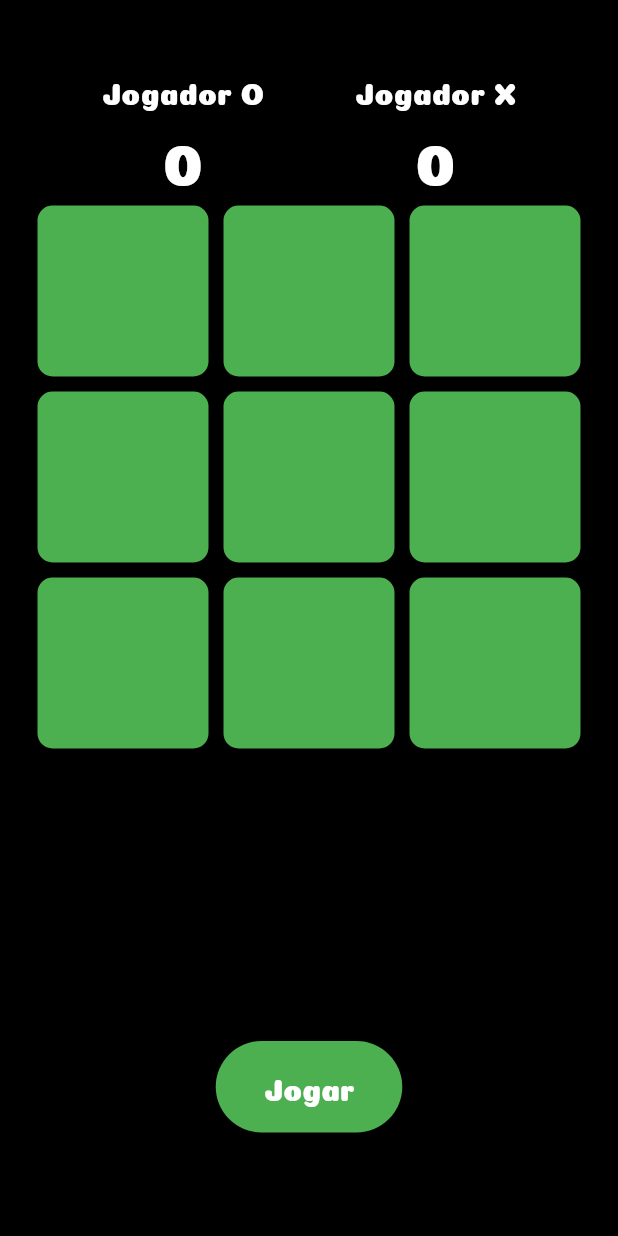
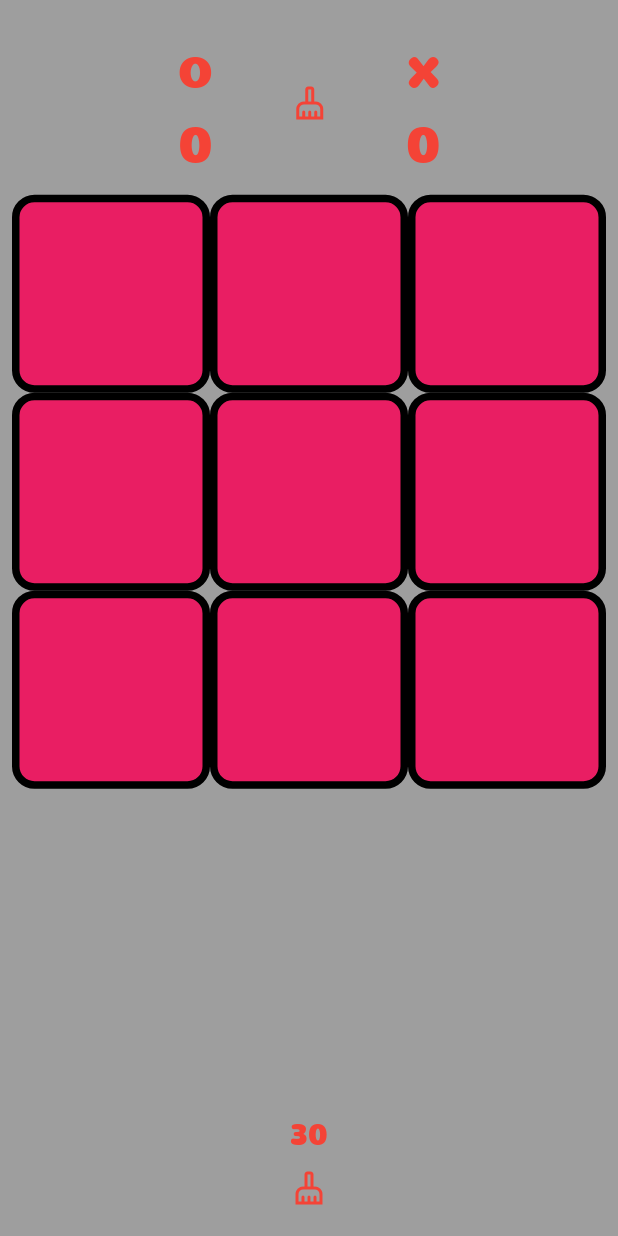
Before and after one commit to gabrielcoelhosev/Jogo-da-Velha, a Flutter app: the screen it shows after launch, on a phone screen of 412 x 824 dp. Run offline on Flutter 3.47's test engine with Material 3 defaults, Android fonts, the phone set to English and light mode, and no system bars.

Commit message:
final v3

```diff
--- a/lib/main.dart
+++ b/lib/main.dart
@@ -12,7 +12,7 @@ class MyApp extends StatelessWidget {
   Widget build(BuildContext context) {
     return const MaterialApp(
       debugShowCheckedModeBanner: false,
-      home: GameScreen(),
+      home: HomeWidget(),
     );
   }
 }
--- a/lib/screens/game.dart
+++ b/lib/screens/game.dart
@@ -1,15 +1,14 @@
 import 'dart:async';
-
 import 'package:flutter/material.dart';
 
-class GameScreen extends StatefulWidget {
-  const GameScreen({super.key});
+class HomeWidget extends StatefulWidget {
+  const HomeWidget({super.key});
 
   @override
-  State<GameScreen> createState() => _GameScreenState();
+  State<HomeWidget> createState() => _HomeWidgetState();
 }
 
-class _GameScreenState extends State<GameScreen> {
+class _HomeWidgetState extends State<HomeWidget> {
   bool oTurn = true;
   List<String> displayXO = [
     '',
@@ -22,94 +21,79 @@ class _GameScreenState extends State<GameScreen> {
     '',
     '',
   ];
-  int attemps = 0;
 
-  int oScore = 0;
-  int xScore = 0;
-  int filledBoxes = 0;
-  String resultDeclaration = '';
-  bool winerFound = false;
+  Timer? _timer;
+  int seconds = 30;
 
-  static const maxSeconds = 30;
-  int seconds = maxSeconds;
-  Timer? timer;
+  int caixasPreenchidas = 0;
+  int placarO = 0;
+  int placarX = 0;
 
-  void startTimer() {
-    timer = Timer.periodic(const Duration(seconds: 1), (_) {
-      setState(() {
-        if (seconds > 0) {
-          seconds--;
-        } else {
-          stopTimer();
-        }
-      });
-    });
-  }
+  bool ganharam = false;
 
-  void stopTimer() {
-    resetTimer();
-    timer?.cancel();
-  }
-
-  void resetTimer() => seconds = maxSeconds;
+  String ganhador = '';
 
   @override
   Widget build(BuildContext context) {
     return Scaffold(
-      backgroundColor: Colors.black,
+      backgroundColor: Colors.black38,
       body: Padding(
-        padding: const EdgeInsets.all(20),
+        padding: const EdgeInsets.all(8.0),
         child: Column(
           children: [
             Expanded(
-              flex: 1,
                 child: Row(
+              crossAxisAlignment: CrossAxisAlignment.center,
               mainAxisAlignment: MainAxisAlignment.center,
               children: [
                 Column(
-                    mainAxisAlignment: MainAxisAlignment.end,
+                  crossAxisAlignment: CrossAxisAlignment.center,
+                  mainAxisAlignment: MainAxisAlignment.center,
                   children: [
                     const Text(
-                        'Jogador O',
+                      'O',
                       style: TextStyle(
-                            fontFamily: 'Coiny',
-                            color: Colors.white,
-                            fontSize: 20),
+                          fontSize: 30, color: Colors.red, fontFamily: 'Coiny'),
                     ),
                     Text(
-                        oScore.toString(),
+                      placarO.toString(),
                       style: const TextStyle(
-                            fontFamily: 'Coiny',
-                            color: Colors.white,
-                            fontSize: 40),
+                          fontSize: 35, color: Colors.red, fontFamily: 'Coiny'),
                     )
                   ],
                 ),
                 const SizedBox(
-                    width: 60,
+                  width: 40,
+                ),
+                IconButton(
+                    onPressed: () {
+                      _limparPlacar();
+                    },
+                    icon: const Icon(
+                      Icons.cleaning_services_outlined,
+                      color: Colors.red,
+                    )),
+                const SizedBox(
+                  width: 40,
                 ),
                 Column(
-                    mainAxisAlignment: MainAxisAlignment.end,
+                  crossAxisAlignment: CrossAxisAlignment.center,
+                  mainAxisAlignment: MainAxisAlignment.center,
                   children: [
                     const Text(
-                        'Jogador X',
+                      'X',
                       style: TextStyle(
-                            fontFamily: 'Coiny',
-                            color: Colors.white,
-                            fontSize: 20),
+                          fontSize: 30, color: Colors.red, fontFamily: 'Coiny'),
                     ),
                     Text(
-                        xScore.toString(),
+                      placarX.toString(),
                       style: const TextStyle(
-                            fontFamily: 'Coiny',
-                            color: Colors.white,
-                            fontSize: 40),
-                      )
-                    ],
+                          fontSize: 35, color: Colors.red, fontFamily: 'Coiny'),
                     )
                   ],
                 ),
-            ),
+              ],
+            )),
             Expanded(
               flex: 4,
               child: GridView.builder(
@@ -125,14 +109,14 @@ class _GameScreenState extends State<GameScreen> {
                         decoration: BoxDecoration(
                             borderRadius: BorderRadius.circular(15),
                             border: Border.all(width: 5, color: Colors.black),
-                            color: Colors.green),
+                            color: Colors.pink),
                         child: Center(
                           child: Text(
                             displayXO[index],
                             style: const TextStyle(
-                                color: Colors.white,
-                                fontFamily: 'Coiny',
-                                fontSize: 64),
+                                color: Colors.black,
+                                fontSize: 40,
+                                fontFamily: 'Coiny'),
                           ),
                         ),
                       ),
@@ -140,26 +124,25 @@ class _GameScreenState extends State<GameScreen> {
                   }),
             ),
             Expanded(
-              flex: 2,
-              child: Center(
-                child: Column(
-                  mainAxisAlignment: MainAxisAlignment.center,
-                  children: [
-                    Text(
-                      resultDeclaration,
+              child: Text(
+                ganhador,
                 style: const TextStyle(
-                          fontFamily: 'Coiny',
-                          color: Colors.white,
-                          fontSize: 25),
-                    ),
-                    const SizedBox(
-                      height: 30,
-                    ),
-                    _buildTimer()
-                  ],
+                    color: Colors.red, fontSize: 27, fontFamily: 'Coiny'),
               ),
             ),
+            Text(
+              seconds.toString(),
+              style: const TextStyle(
+                  fontFamily: 'Coiny', color: Colors.red, fontSize: 20),
             ),
+            IconButton(
+                onPressed: () {
+                  _limparTela();
+                },
+                icon: const Icon(
+                  Icons.cleaning_services_outlined,
+                  color: Colors.red,
+                ))
           ],
         ),
       ),
@@ -167,127 +150,110 @@ class _GameScreenState extends State<GameScreen> {
   }
 
   void _tapped(int index) {
-    final isRunning = timer == null ? false : timer!.isActive;
+    setState(() {
+      if (displayXO[index] == '') {
+        if (oTurn) {
+          displayXO[index] = 'O';
+        } else {
+          displayXO[index] = 'X';
+        }
+        caixasPreenchidas++;
+        oTurn = !oTurn;
 
-    if (isRunning) {
-      setState(() {
-        if (oTurn && displayXO[index] == '') {
-          displayXO[index] = 'O';
-          filledBoxes++;
-        } else if (!oTurn && displayXO[index] == '') {
-          displayXO[index] = 'X';
-          filledBoxes++;
+        if (caixasPreenchidas == 1) {
+          _startTimer(); // Inicia o timer na primeira jogada
         }
 
-        oTurn = !oTurn;
         _checkWinner();
+      }
     });
-    }
   }
 
   void _checkWinner() {
-    //Primeira Linha
+    // Checa todas as combinações de vitória possíveis
     if (displayXO[0] == displayXO[1] &&
         displayXO[0] == displayXO[2] &&
         displayXO[0] != '') {
       setState(() {
-        resultDeclaration = 'O jogador ${displayXO[0]} Ganhou!';
-        stopTimer();
-        _updateScore(displayXO[0]);
+        ganhador = 'O ganhador foi o ${displayXO[0]}';
+        _placar(displayXO[0]);
+        ganharam = true;
+        _resetTimer();
       });
     }
-
-    //Segunda Linha
     if (displayXO[3] == displayXO[4] &&
         displayXO[3] == displayXO[5] &&
         displayXO[3] != '') {
       setState(() {
-        resultDeclaration = 'O jogador ${displayXO[3]} Ganhou!';
-        stopTimer();
-        _updateScore(displayXO[3]);
+        ganhador = 'O ganhador foi o ${displayXO[3]}';
+        _placar(displayXO[3]);
+        ganharam = true;
+        _resetTimer();
       });
     }
-
-    //Terceira Linha
     if (displayXO[6] == displayXO[7] &&
         displayXO[6] == displayXO[8] &&
         displayXO[6] != '') {
       setState(() {
-        resultDeclaration = 'O jogador ${displayXO[6]} Ganhou!';
-        stopTimer();
-        _updateScore(displayXO[6]);
+        ganhador = 'O ganhador foi o ${displayXO[6]}';
+        _placar(displayXO[6]);
+        ganharam = true;
+        _resetTimer();
       });
     }
-
-    //Primeira Coluna
     if (displayXO[0] == displayXO[3] &&
         displayXO[0] == displayXO[6] &&
         displayXO[0] != '') {
       setState(() {
-        resultDeclaration = 'O jogador ${displayXO[0]} Ganhou!';
-        stopTimer();
-        _updateScore(displayXO[0]);
+        ganhador = 'O ganhador foi o ${displayXO[0]}';
+        _placar(displayXO[0]);
+        ganharam = true;
+        _resetTimer();
       });
     }
-
-    //Segunda Coluna
     if (displayXO[1] == displayXO[4] &&
         displayXO[1] == displayXO[7] &&
         displayXO[1] != '') {
       setState(() {
-        resultDeclaration = 'O jogador ${displayXO[1]} Ganhou!';
-        stopTimer();
-        _updateScore(displayXO[1]);
+        ganhador = 'O ganhador foi o ${displayXO[1]}';
+        _placar(displayXO[1]);
+        ganharam = true;
+        _resetTimer();
       });
     }
-
-    //Terceira Coluna
     if (displayXO[2] == displayXO[5] &&
         displayXO[2] == displayXO[8] &&
         displayXO[2] != '') {
       setState(() {
-        resultDeclaration = 'O jogador ${displayXO[2]} Ganhou!';
-        stopTimer();
-        _updateScore(displayXO[2]);
+        ganhador = 'O ganhador foi o ${displayXO[2]}';
+        _placar(displayXO[2]);
+        ganharam = true;
+        _resetTimer();
       });
     }
-
-    //Primeira Diagonal
     if (displayXO[0] == displayXO[4] &&
         displayXO[0] == displayXO[8] &&
         displayXO[0] != '') {
       setState(() {
-        resultDeclaration = 'O jogador ${displayXO[0]} Ganhou!';
-        stopTimer();
-        _updateScore(displayXO[0]);
+        ganhador = 'O ganhador foi o ${displayXO[0]}';
+        _placar(displayXO[0]);
+        ganharam = true;
+        _resetTimer();
       });
     }
-
-    //Segunda Diagonal
-    if (displayXO[6] == displayXO[4] &&
-        displayXO[6] == displayXO[2] &&
-        displayXO[6] != '') {
+    if (displayXO[2] == displayXO[4] &&
+        displayXO[2] == displayXO[6] &&
+        displayXO[2] != '') {
       setState(() {
-        resultDeclaration = 'O jogador ${displayXO[6]} Ganhou!';
-        stopTimer();
-        _updateScore(displayXO[6]);
+        ganhador = 'O ganhador foi o ${displayXO[2]}';
+        _placar(displayXO[2]);
+        ganharam = true;
+        _resetTimer();
       });
+    } else if (caixasPreenchidas == 9 && ganharam == false) {
+      ganhador = 'Deu velha!';
+      _resetTimer();
     }
-    if (filledBoxes == 9) {
-      setState(() {
-        resultDeclaration = 'Ninguém ganhou!';
-        stopTimer();
-      });
-    }
-  }
-
-  void _updateScore(String winner) {
-    if (winner == 'O') {
-      oScore++;
-    } else if (winner == 'X') {
-      xScore++;
-    }
-    winerFound = true;
   }
 
   void _limparTela() {
@@ -295,50 +261,127 @@ class _GameScreenState extends State<GameScreen> {
       for (int i = 0; i < 9; i++) {
         displayXO[i] = '';
       }
-      resultDeclaration = '';
+      ganhador = '';
+      oTurn = true;
+      ganharam = false;
+      seconds = 30;
+      caixasPreenchidas = 0;
+      _timer?.cancel();
     });
-    filledBoxes = 0;
   }
 
-  Widget _buildTimer() {
-    final isRunning = timer == null ? false : timer!.isActive;
+  void _placar(String ganhador) {
+    setState(() {
+      if (ganhador == 'X') {
+        placarX++;
+      } else if (ganhador == 'O') {
+        placarO++;
+      }
+    });
+    _reconhecerVencedor();
+  }
 
-    return isRunning
-        ? SizedBox(
-            width: 100,
-            height: 100,
-            child: Stack(
-              fit: StackFit.expand,
-              children: [
-                CircularProgressIndicator(
-                  value: 1 - seconds / maxSeconds,
-                  valueColor: const AlwaysStoppedAnimation(Colors.white),
-                  strokeWidth: 8,
-                  backgroundColor: Colors.black,
-                ),
-                Center(
-                  child: Text(
-                    '$seconds',
-                    style: const TextStyle(
-                        fontFamily: 'coiny', color: Colors.white, fontSize: 40),
-                  ),
+  void _limparPlacar() {
+    setState(() {
+      placarO = 0;
+      placarX = 0;
+    });
+  }
+
+  void _startTimer() {
+    _timer = Timer.periodic(const Duration(seconds: 1), (Timer timer) {
+      setState(() {
+        if (seconds > 0) {
+          seconds--;
+        } else {
+          _resetTimer();
+        }
+
+        if (seconds == 0) {
+          _AcabouTempo(context);
+        }
+      });
+    });
+  }
+
+  void _resetTimer() {
+    _timer?.cancel();
+  }
+
+  void _AcabouTempo(BuildContext context) {
+    showDialog(
+      context: context,
+      builder: (BuildContext context) {
+        return AlertDialog(
+          title: const Text('Alerta'),
+          content: const Text('Acabou o Tempo!'),
+          actions: [
+            TextButton(
+              child: const Text('Fechar'),
+              onPressed: () {
+                Navigator.of(context).pop();
+                _limparTela();
+              },
             ),
           ],
-            ))
-        : ElevatedButton(
-            style: ElevatedButton.styleFrom(
-              backgroundColor: Colors.green,
-              padding: const EdgeInsets.symmetric(horizontal: 32, vertical: 16),
-            ),
-            onPressed: () {
-              startTimer();
-              _limparTela();
-              attemps++;
+        );
       },
-            child: Text(
-              attemps == 0 ? 'Jogar' : 'Jogar denovo!',
-              style: const TextStyle(
-                  color: Colors.white, fontFamily: 'Coiny', fontSize: 20),
-            ));
+    );
+  }
+
+  void _reconhecerVencedor() {
+    if (placarO == 10) {
+      setState(() {
+        _JogadorOGanhou(context);
+      });
+    } else if (placarX == 10) {
+      setState(() {
+        _JogadorXGanhou(context);
+      });
     }
   }
+
+  void _JogadorOGanhou(BuildContext context) {
+    showDialog(
+      context: context,
+      builder: (BuildContext context) {
+        return AlertDialog(
+          title: const Text('Vencedor'),
+          content: const Text('O jogador O ganhou!'),
+          actions: [
+            TextButton(
+              child: const Text('Fechar'),
+              onPressed: () {
+                Navigator.of(context).pop();
+                _limparTela();
+                _limparPlacar();
+              },
+            ),
+          ],
+        );
+      },
+    );
+  }
+
+  void _JogadorXGanhou(BuildContext context) {
+    showDialog(
+      context: context,
+      builder: (BuildContext context) {
+        return AlertDialog(
+          title: const Text('Vencedor'),
+          content: const Text('O jogador X ganhou!'),
+          actions: [
+            TextButton(
+              child: const Text('Fechar'),
+              onPressed: () {
+                Navigator.of(context).pop();
+                _limparTela();
+                _limparPlacar();
+              },
+            ),
+          ],
+        );
+      },
+    );
+  }
+}
```
Lines whose indentation alone changed are shown as unchanged.
